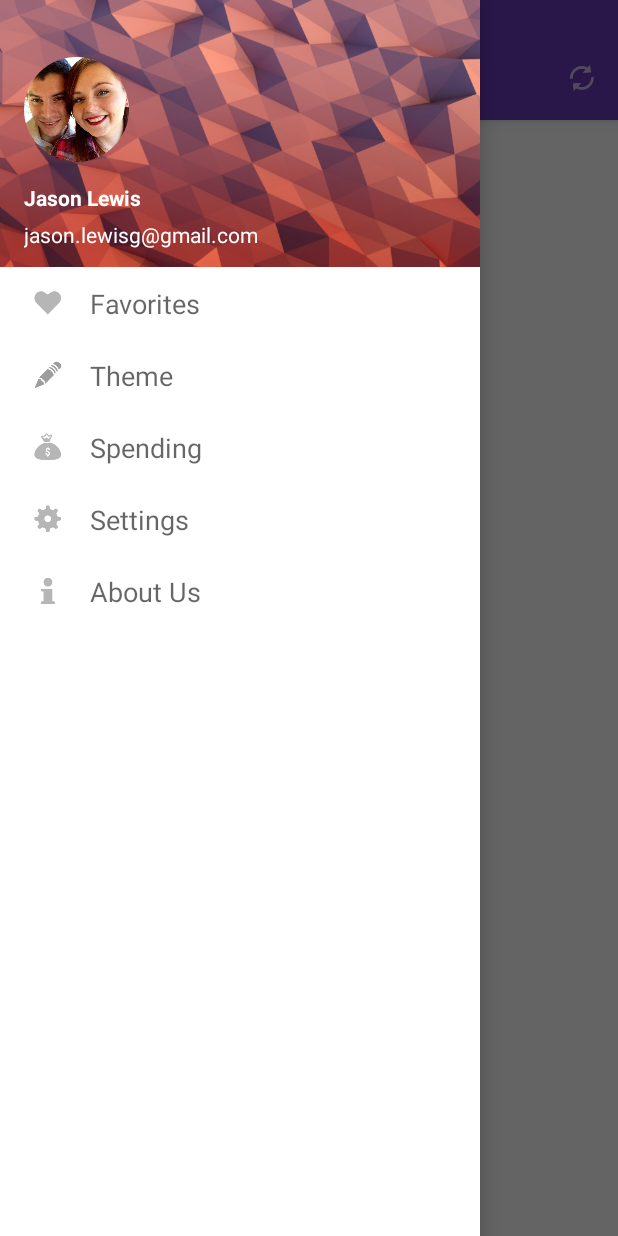
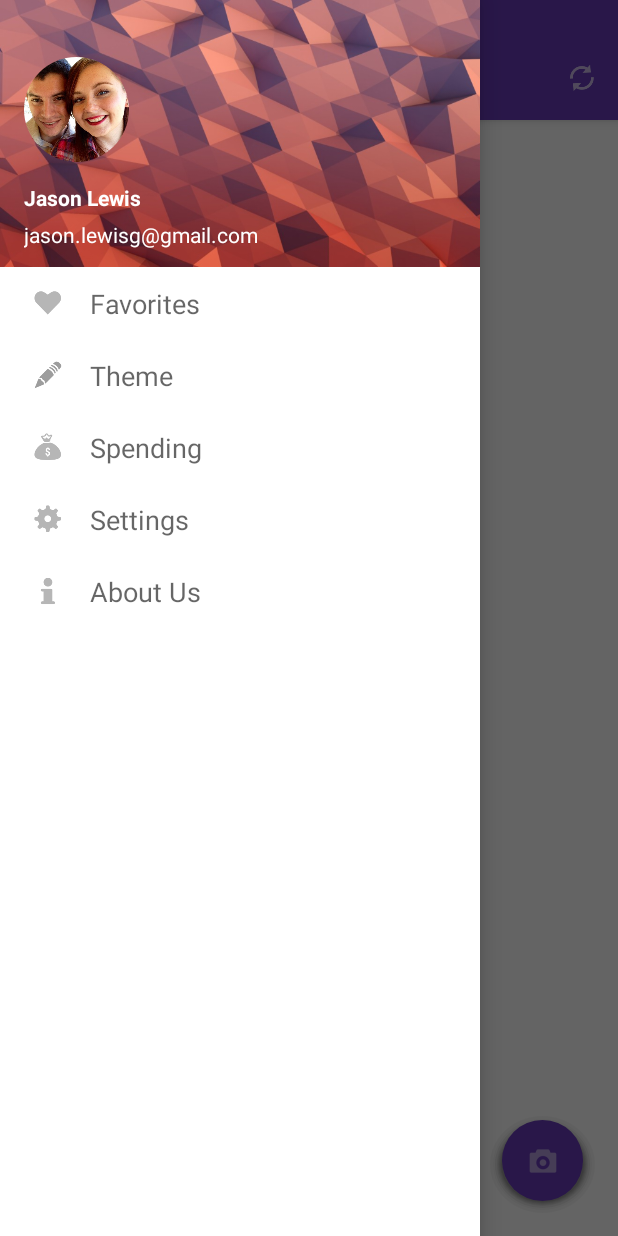
Before and after one commit to JCThomas4214/Boozic, an Android app: the screen it shows after launch (MainActivity), with the side drawer open, on a phone screen of 412 x 824 dp. Run offline under Robolectric (Android 15) with nearby library versions, the light colour scheme and no system bars; our stand-ins replace CircleImageView.

Commit message:
FAB to camera

```diff
--- /dev/null
+++ b/app/src/main/java/comjason_lewisg/httpsgithub/boozic/CameraActivity.java
@@ -0,0 +1,46 @@
+package comjason_lewisg.httpsgithub.boozic;
+
+/**
+ * Created by Jason on 6/7/2015.
+ */
+import android.support.v7.app.ActionBarActivity;
+import android.os.Bundle;
+import android.support.v7.widget.Toolbar;
+import android.view.Menu;
+import android.view.MenuItem;
+
+
+public class CameraActivity extends ActionBarActivity {
+
+    Toolbar toolbar;
+
+    @Override
+    protected void onCreate(Bundle savedInstanceState) {
+        super.onCreate(savedInstanceState);
+        setContentView(R.layout.activity_camera);
+
+        toolbar = (Toolbar) findViewById(R.id.toolbar);
+        setSupportActionBar(toolbar);
+    }
+
+
+    @Override
+    public boolean onCreateOptionsMenu(Menu menu) {
+        // Inflate the menu; this adds items to the action bar if it is present.
+        getMenuInflater().inflate(R.menu.menu_main, menu);
+        return true;
+    }
+
+    @Override
+    public boolean onOptionsItemSelected(MenuItem item) {
+        // Handle action bar item clicks here. The action bar will
+        // automatically handle clicks on the Home/Up button, so long
+        // as you specify a parent activity in AndroidManifest.xml.
+        int id = item.getItemId();
+
+        //noinspection SimplifiableIfStatement
+
+
+        return super.onOptionsItemSelected(item);
+    }
+}
--- a/app/src/main/java/comjason_lewisg/httpsgithub/boozic/MainActivity.java
+++ b/app/src/main/java/comjason_lewisg/httpsgithub/boozic/MainActivity.java
@@ -1,5 +1,6 @@
 package comjason_lewisg.httpsgithub.boozic;
 
+import android.content.Intent;
 import android.support.v7.app.ActionBarActivity;
 import android.support.v4.widget.DrawerLayout;
 import android.os.Bundle;
@@ -10,7 +11,8 @@ import android.support.v7.widget.Toolbar;
 import android.view.Menu;
 import android.view.MenuItem;
 import android.view.View;
-
+import android.widget.ImageButton;
+import android.widget.Toast;
 
 public class MainActivity extends ActionBarActivity {
 
@@ -22,6 +24,7 @@ public class MainActivity extends ActionBarActivity {
     int PROFILE = R.drawable.download_20141015_232430;
 
     private Toolbar toolbar;                        // Declaring the Toolbar Object
+    ImageButton FAB;
 
     RecyclerView mRecyclerView;                     // Declaring RecyclerView
     RecyclerView.Adapter mAdapter;                  // Declaring Adapter For Recycler View
@@ -37,6 +40,18 @@ public class MainActivity extends ActionBarActivity {
 
             toolbar = (Toolbar) findViewById(R.id.tool_bar); // Attaching the layout to the toolbar object
             setSupportActionBar(toolbar);                   // Setting toolbar as the ActionBar with setSupportActionBar() call
+
+        FAB = (ImageButton) findViewById(R.id.imageButton);
+        FAB.setOnClickListener(new View.OnClickListener() {
+            @Override
+            public void onClick(View v) {
+
+                //Toast.makeText(MainActivity.this,"You have pressed the FAB",Toast.LENGTH_SHORT).show();
+                Intent i = new Intent(MainActivity.this,CameraActivity.class);
+                startActivity(i);
+
+            }
+        });
 
             mRecyclerView = (RecyclerView) findViewById(R.id.RecyclerView);
             mRecyclerView.setHasFixedSize(true);
--- /dev/null
+++ b/app/src/main/res/drawable/circle.xml
@@ -0,0 +1,120 @@
+<?xml version="1.0" encoding="utf-8"?>
+<layer-list xmlns:android="http://schemas.android.com/apk/res/android">
+
+    <item android:top="8px">
+        <layer-list>
+            <item>
+                <shape android:shape="oval">
+                    <solid android:color="#08000000"/>
+                    <padding
+                        android:bottom="3px"
+                        android:left="3px"
+                        android:right="3px"
+                        android:top="3px"
+                        />
+                </shape>
+            </item>
+            <item>
+                <shape android:shape="oval">
+                    <solid android:color="#09000000"/>
+                    <padding
+                        android:bottom="2px"
+                        android:left="2px"
+                        android:right="2px"
+                        android:top="2px"
+                        />
+                </shape>
+            </item>
+            <item>
+                <shape android:shape="oval">
+                    <solid android:color="#10000000"/>
+                    <padding
+                        android:bottom="2px"
+                        android:left="2px"
+                        android:right="2px"
+                        android:top="2px"
+                        />
+                </shape>
+            </item>
+            <item>
+                <shape android:shape="oval">
+                    <solid android:color="#11000000"/>
+                    <padding
+                        android:bottom="1px"
+                        android:left="1px"
+                        android:right="1px"
+                        android:top="1px"
+                        />
+                </shape>
+            </item>
+            <item>
+                <shape android:shape="oval">
+                    <solid android:color="#12000000"/>
+                    <padding
+                        android:bottom="1px"
+                        android:left="1px"
+                        android:right="1px"
+                        android:top="1px"
+                        />
+                </shape>
+            </item>
+            <item>
+                <shape android:shape="oval">
+                    <solid android:color="#13000000"/>
+                    <padding
+                        android:bottom="1px"
+                        android:left="1px"
+                        android:right="1px"
+                        android:top="1px"
+                        />
+                </shape>
+            </item>
+            <item>
+                <shape android:shape="oval">
+                    <solid android:color="#14000000"/>
+                    <padding
+                        android:bottom="1px"
+                        android:left="1px"
+                        android:right="1px"
+                        android:top="1px"
+                        />
+                </shape>
+            </item>
+            <item>
+                <shape android:shape="oval">
+                    <solid android:color="#15000000"/>
+                    <padding
+                        android:bottom="1px"
+                        android:left="1px"
+                        android:right="1px"
+                        android:top="1px"
+                        />
+                </shape>
+            </item>
+
+        </layer-list>
+    </item>
+
+    <item >
+
+        <ripple xmlns:android="http://schemas.android.com/apk/res/android"
+            android:color="?android:colorControlHighlight">
+            <item android:id="@android:id/mask">
+                <shape android:shape="oval">
+                    <solid android:color="#FFBB00" />
+                </shape>
+            </item>
+            <item>
+                <shape android:shape="oval">
+
+                    <solid android:color="@color/ColorPrimary" />
+
+
+                </shape>
+            </item>
+        </ripple>
+
+    </item>
+
+
+</layer-list>
--- /dev/null
+++ b/app/src/main/res/layout/activity_camera.xml
@@ -0,0 +1,33 @@
+<?xml version="1.0" encoding="utf-8"?>
+<RelativeLayout xmlns:android="http://schemas.android.com/apk/res/android"
+    android:layout_width="match_parent"
+    android:layout_height="match_parent"
+    android:orientation="vertical"
+    >
+
+
+    <include
+        android:id="@+id/toolbar"
+        layout="@layout/tool_bar"
+
+        ></include>
+
+    <LinearLayout
+        android:layout_below="@id/toolbar"
+        android:layout_width="match_parent"
+        android:layout_height="match_parent"
+        android:orientation="vertical">
+
+        <TextView
+            android:layout_marginTop="10dp"
+            android:textColor="#000000"
+            android:textSize="25dp"
+            android:layout_width="242dp"
+            android:layout_height="wrap_content"
+            android:text="@string/camera_active"
+            android:id="@+id/details"
+            android:layout_gravity="center_horizontal" />
+
+
+    </LinearLayout>
+</RelativeLayout>
--- a/app/src/main/res/layout/activity_main.xml
+++ b/app/src/main/res/layout/activity_main.xml
@@ -16,6 +16,37 @@
             layout="@layout/tool_bar">
         </include>
 
+        <FrameLayout
+            android:layout_width="match_parent"
+            android:layout_height="match_parent"
+            android:layout_alignParentEnd="true"
+            android:layout_alignParentRight="true"
+            android:layout_alignParentTop="true"
+            android:id="@+id/frameLayout">
+
+            <ImageButton
+                android:layout_margin="15dp"
+                android:layout_width="70dp"
+                android:layout_height="70dp"
+                android:src="@drawable/ic_action_camera"
+                android:background="@drawable/circle"
+                android:id="@+id/imageButton"
+                android:layout_gravity="right|bottom" />
+
+            <TextView
+                android:id="@+id/TextAct1"
+                android:layout_width="wrap_content"
+                android:layout_height="wrap_content"
+                android:layout_alignParentLeft="true"
+                android:layout_alignParentStart="true"
+                android:layout_centerVertical="true"
+                android:layout_gravity="center"
+                android:text="@string/first_active"
+                android:textSize="25dp" />
+
+
+        </FrameLayout>
+
     </LinearLayout>
 
     <android.support.v7.widget.RecyclerView
--- /dev/null
+++ b/app/src/main/res/menu/menu_camera.xml
@@ -0,0 +1,7 @@
+<menu xmlns:android="http://schemas.android.com/apk/res/android"
+    xmlns:app="http://schemas.android.com/apk/res-auto"
+    xmlns:tools="http://schemas.android.com/tools"
+    tools:context="comjason_lewisg.httpsgithub.boozic.CameraActivity">
+    <item android:id="@+id/action_settings" android:title="@string/action_settings"
+        android:orderInCategory="100" app:showAsAction="never" />
+</menu>
--- a/app/src/main/res/values/strings.xml
+++ b/app/src/main/res/values/strings.xml
@@ -1,6 +1,11 @@
 <resources>
     <string name="app_name">Boozic</string>
 
+    <string name="first_active">First Activity</string>
+    <string name="second_active">Second Activity</string>
+    <string name="camera_active">The Camera is active</string>
+    <string name="action_settings">Settings</string>
+    <string name="title_activity_camera">CameraActivity</string>
+
     <string name="hello_world">Hello world!</string>
-    <string name="action_settings">Settings</string>
 </resources>
```
Also changed, not shown: app/src/main/res/drawable-hdpi/ic_action_camera.png (added), app/src/main/res/drawable-mdpi/ic_action_camera.png (added), app/src/main/res/drawable-xhdpi/ic_action_camera.png (added), app/src/main/res/drawable-xxhdpi/ic_action_camera.png (added).
